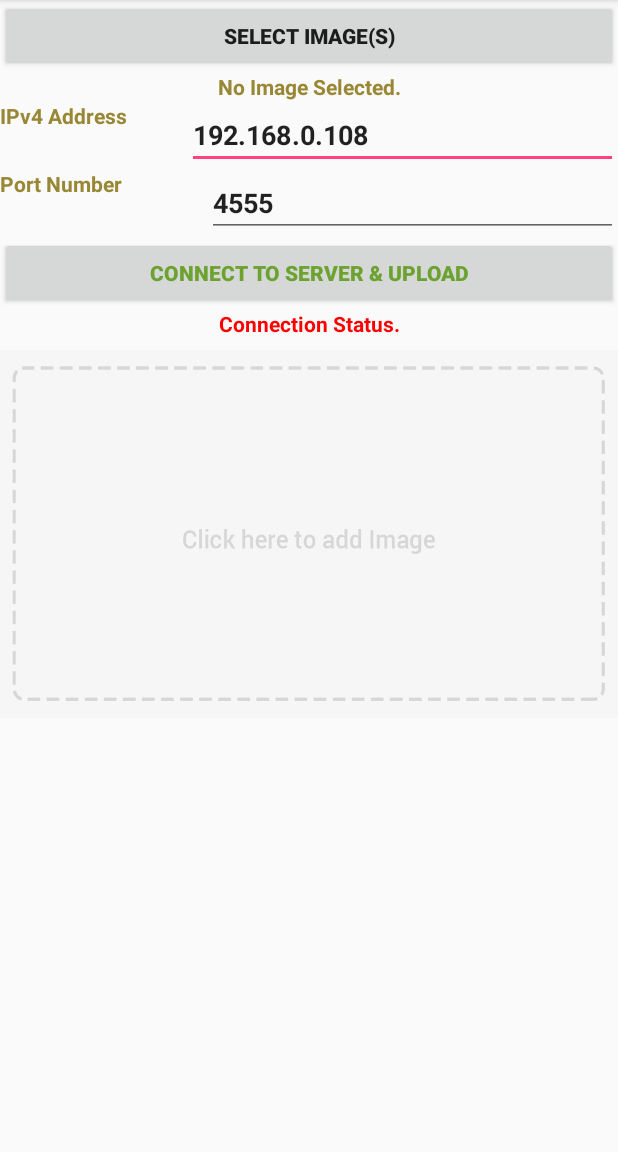
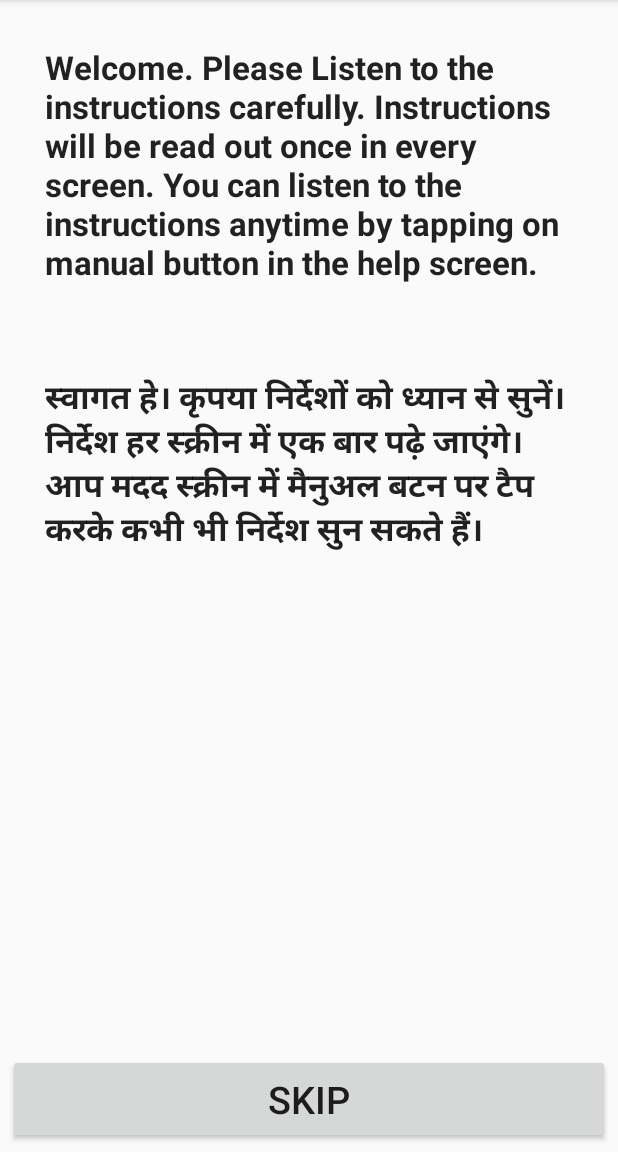
Before and after one commit to shivamkumard107/CurrencyDetection, an Android app: the screen it shows after launch (MainActivity before the commit, WelcomeScreenActivity after it), on a phone screen of 412 x 824 dp, the part 84-1236 px from its top. Run offline under Robolectric (Android 15) with nearby library versions, the phone set to English and light mode, and no system bars.

Commit message:
instruction welcome and premission activity made

```diff
--- /dev/null
+++ b/app/src/main/java/gad/heartbeat/androidflask/easyupload/WelcomeScreenActivity.java
@@ -0,0 +1,13 @@
+package gad.heartbeat.androidflask.easyupload;
+
+import android.support.v7.app.AppCompatActivity;
+import android.os.Bundle;
+
+public class WelcomeScreenActivity extends AppCompatActivity {
+
+    @Override
+    protected void onCreate(Bundle savedInstanceState) {
+        super.onCreate(savedInstanceState);
+        setContentView(R.layout.activity_welcome_screen);
+    }
+}
--- /dev/null
+++ b/app/src/main/res/layout/activity_welcome_screen.xml
@@ -0,0 +1,35 @@
+<?xml version="1.0" encoding="utf-8"?>
+<RelativeLayout xmlns:android="http://schemas.android.com/apk/res/android"
+    xmlns:tools="http://schemas.android.com/tools"
+    android:layout_width="match_parent"
+    android:layout_height="match_parent"
+    android:orientation="vertical"
+    tools:context=".WelcomeScreenActivity">
+
+    <TextView
+        android:id="@+id/wel_en"
+        android:layout_width="match_parent"
+        android:layout_height="wrap_content"
+        android:padding="30dp"
+        android:text="@string/welcome_en"
+        android:textAppearance="@style/TextAppearance.AppCompat.Large"
+        android:textStyle="bold" />
+
+    <TextView
+        android:id="@+id/wel_hi"
+        android:layout_width="match_parent"
+        android:layout_height="wrap_content"
+        android:layout_below="@id/wel_en"
+        android:padding="30dp"
+        android:text="@string/welcome_hi"
+        android:textAppearance="@style/TextAppearance.AppCompat.Large"
+        android:textStyle="bold" />
+
+    <Button
+        android:layout_width="match_parent"
+        android:layout_height="60dp"
+        android:layout_alignParentBottom="true"
+        android:layout_margin="5dp"
+        android:text="@string/skip"
+        android:textSize="25sp" />
+</RelativeLayout>
--- a/app/src/main/res/values/strings.xml
+++ b/app/src/main/res/values/strings.xml
@@ -1,3 +1,10 @@
 <resources>
     <string name="app_name">EasyUpload</string>
+    <string name="welcome_en">Welcome. Please Listen to the instructions carefully. Instructions will be read out once in every screen. You can listen to the instructions anytime by tapping on manual button in the help screen.</string>
+    <string name="welcome_hi">स्वागत हे। कृपया निर्देशों को ध्यान से सुनें। निर्देश हर स्क्रीन में एक बार पढ़े जाएंगे। आप मदद स्क्रीन में मैनुअल बटन पर टैप करके कभी भी निर्देश सुन सकते हैं।</string>
+    <string name="ask_permission_en">Please give permission for mic to access voice command feature and camera to scan Indian banknotes.</string>
+    <string name="ask_permission_hi">कृपया भारतीय बैंक नोटों को स्कैन करने के लिए माइक को वॉयस कमांड फीचर और कैमरा एक्सेस करने की अनुमति दें।</string>
+    <string name="instructions_en">For best results, the bank note may be placed at a distance of approximately 5 to 7 inches in front of the rear camera.</string>
+    <string name="instructions_hi">सर्वोत्तम परिणामों के लिए, बैंक नोट को रियर कैमरे के सामने लगभग 5 से 7 इंच की दूरी पर रखा जा सकता है।</string>
+    <string name="skip">Skip</string>
 </resources>
```
Also changed, not shown: app/src/main/AndroidManifest.xml (+7 -4 lines), app/src/main/java/gad/heartbeat/androidflask/easyupload/AskPermissionActivity.java (added, +13 -0 lines), app/src/main/java/gad/heartbeat/androidflask/easyupload/InstructionActivity.java (added, +22 -0 lines), app/src/main/res/layout/activity_ask_permission.xml (added, +34 -0 lines), app/src/main/res/layout/activity_instruction.xml (added, +35 -0 lines), app/build.gradle (line endings or trailing spaces), 2 other files.
